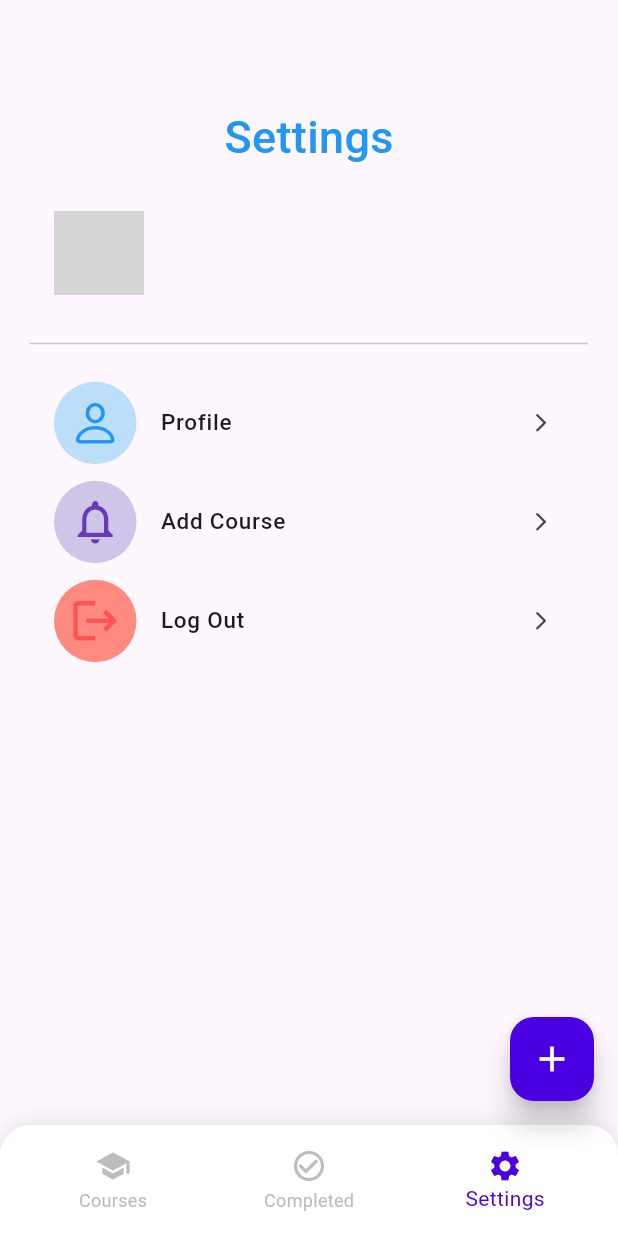
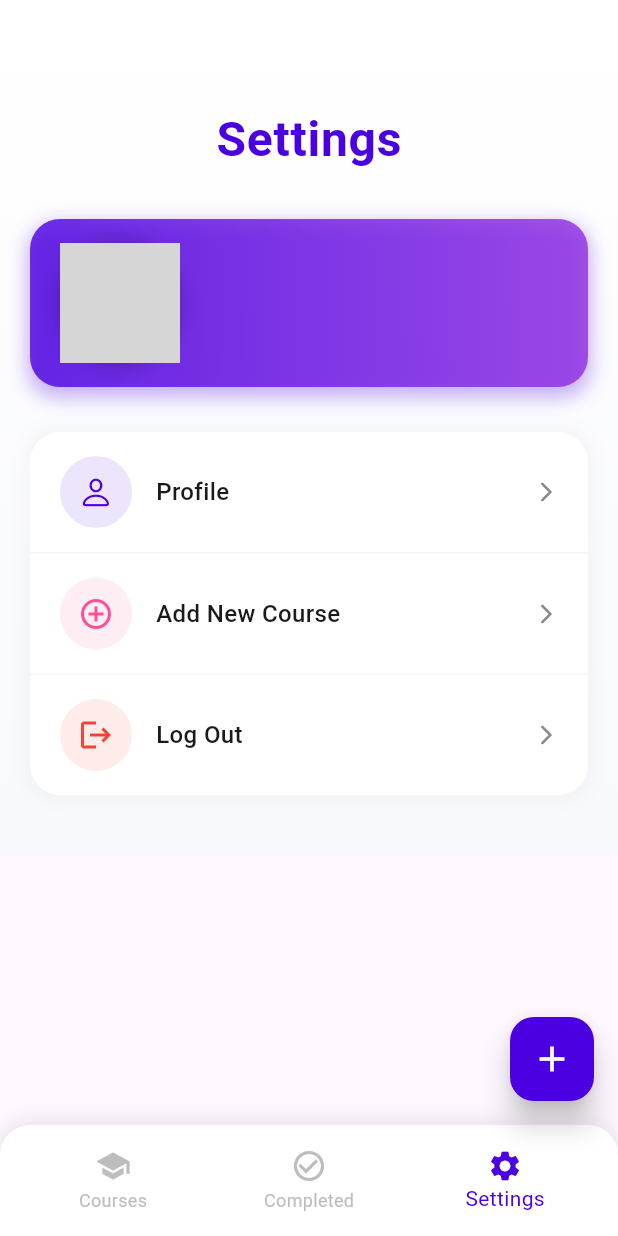
Before and after one commit to jamalihassan0307/Course-Tracker-SQL, a Flutter app: the HomeScreen screen opened directly, item 3 of the bottom bar chosen, on a phone screen of 412 x 824 dp. Run offline on Flutter 3.47's test engine with Material 3 defaults, Android fonts, the phone set to English and light mode, and no system bars; drawn by our look-alikes of flutter_animate; our stand-ins replace animated_text_kit, fluttertoast, get, image_picker, shared_preferences, sqflite; accounts and stored records are empty; network calls fail; grey boxes are pictures that could not be loaded.

Commit message:
Refactor SettingsScreen to enhance UI and user experience. Updated layout with a gradient background, improved text styling, and added animations for smoother transitions. Introduced a settings tile structure for better organization and interaction, including a logout confirmation dialog.

```diff
--- a/lib/screen/settingScreen.dart
+++ b/lib/screen/settingScreen.dart
@@ -7,169 +7,306 @@ import 'package:course_tracker/screen/loginScreen.dart';
 import 'package:course_tracker/screen/addfood.dart';
 import 'package:course_tracker/screen/nev_bar/profile.dart';
 import 'package:course_tracker/widget/constants/staticdata.dart';
+import 'package:course_tracker/widget/constants/strings.dart';
+import 'package:course_tracker/widget/theme/app_colors.dart';
+import 'package:flutter_animate/flutter_animate.dart';
 
 class SettingsScreen extends StatelessWidget {
   const SettingsScreen({super.key});
 
   @override
   Widget build(BuildContext context) {
-    return SingleChildScrollView(
+    final height = MediaQuery.of(context).size.height;
+    final width = MediaQuery.of(context).size.width;
+
+    return Container(
+      decoration: BoxDecoration(
+        gradient: LinearGradient(
+          begin: Alignment.topCenter,
+          end: Alignment.bottomCenter,
+          colors: [
+            Colors.white,
+            AppColors.background,
+          ],
+        ),
+      ),
+      child: SingleChildScrollView(
+        physics: const BouncingScrollPhysics(),
         child: Padding(
           padding: const EdgeInsets.only(top: 70, left: 20, right: 20),
           child: Column(
             mainAxisAlignment: MainAxisAlignment.start,
             children: [
-            const Text(
-              ""
-              "Settings",
-              style: TextStyle(
-                fontWeight: FontWeight.w500,
-                fontSize: 30,
-                color: Colors.blue,
+              Text(
+                Strings.settingsTitle,
+                style: const TextStyle(
+                  fontWeight: FontWeight.bold,
+                  fontSize: 32,
+                  color: AppColors.primary,
+                  letterSpacing: 0.5,
+                ),
+              ).animate().fadeIn(duration: const Duration(milliseconds: 600)),
+
+              const SizedBox(height: 30),
+
+              // Profile card
+              Container(
+                padding: const EdgeInsets.symmetric(vertical: 16, horizontal: 20),
+                decoration: BoxDecoration(
+                  gradient: LinearGradient(
+                    colors: [
+                      AppColors.primary.withOpacity(0.8),
+                      AppColors.primaryLight.withOpacity(0.8),
+                    ],
+                  ),
+                  borderRadius: BorderRadius.circular(20),
+                  boxShadow: [
+                    BoxShadow(
+                      color: AppColors.primary.withOpacity(0.3),
+                      blurRadius: 10,
+                      spreadRadius: 2,
+                      offset: const Offset(0, 5),
+                    ),
+                  ],
+                ),
+                child: Row(
+                  children: [
+                    Hero(
+                      tag: 'profile_image',
+                      child: Container(
+                        height: 80,
+                        width: 80,
+                        decoration: BoxDecoration(
+                          shape: BoxShape.circle,
+                          border: Border.all(color: Colors.white, width: 3),
+                          boxShadow: [
+                            BoxShadow(
+                              color: Colors.black.withOpacity(0.2),
+                              blurRadius: 10,
+                              spreadRadius: 2,
+                            ),
+                          ],
+                          image: DecorationImage(
+                            image: FileImage(File(StaticData.model!.image)),
+                            fit: BoxFit.cover,
                           ),
                         ),
-            const SizedBox(
-              height: 20,
                       ),
-            ListTile(
-              // focusColor: Colors.amber,
-              leading: CircleAvatar(
-                radius: 30,
-                backgroundImage: FileImage(File(StaticData.model!.image)),
                     ),
-              title: Text(
-                ""
+                    const SizedBox(width: 20),
+                    Expanded(
+                      child: Column(
+                        crossAxisAlignment: CrossAxisAlignment.start,
+                        children: [
+                          Text(
                             "${StaticData.model!.username}",
                             style: const TextStyle(
-                  fontSize: 23,
-                  fontWeight: FontWeight.w500,
+                              fontSize: 24,
+                              fontWeight: FontWeight.bold,
+                              color: Colors.white,
                             ),
                           ),
-              subtitle: Text(StaticData.model!.email),
+                          const SizedBox(height: 5),
+                          Text(
+                            StaticData.model!.email,
+                            style: TextStyle(
+                              fontSize: 16,
+                              color: Colors.white.withOpacity(0.9),
                             ),
-            const Divider(
-              height: 50,
                           ),
-            ListTile(
+                        ],
+                      ),
+                    ),
+                  ],
+                ),
+              ).animate().fadeIn(
+                delay: const Duration(milliseconds: 300),
+                duration: const Duration(milliseconds: 600),
+              ).moveY(
+                begin: 30,
+                end: 0,
+                delay: const Duration(milliseconds: 300),
+                duration: const Duration(milliseconds: 600),
+                curve: Curves.easeOutQuad,
+              ),
+
+              const SizedBox(height: 30),
+
+              // Settings options
+              Container(
+                decoration: BoxDecoration(
+                  color: Colors.white,
+                  borderRadius: BorderRadius.circular(20),
+                  boxShadow: [
+                    BoxShadow(
+                      color: Colors.grey.withOpacity(0.1),
+                      blurRadius: 10,
+                      spreadRadius: 2,
+                    ),
+                  ],
+                ),
+                child: Column(
+                  children: [
+                    _buildSettingsTile(
+                      context,
+                      title: Strings.profileOption,
+                      icon: CupertinoIcons.person,
+                      iconColor: AppColors.primary,
+                      backgroundColor: AppColors.primary.withOpacity(0.1),
                       onTap: () {
                         Navigator.push(
                           context,
                           MaterialPageRoute(
                             builder: (context) => const Profile(),
-                    ));
+                          ),
+                        );
                       },
-              leading: Container(
-                padding: const EdgeInsets.all(10),
-                decoration: BoxDecoration(
-                  color: Colors.blue.shade100,
-                  shape: BoxShape.circle,
+                      delay: 600,
                     ),
-                child: const Icon(
-                  CupertinoIcons.person,
-                  color: Colors.blue,
-                  size: 35,
-                ),
-              ),
-              title: const Text(
-                "Profile",
-                style: TextStyle(
-                  fontWeight: FontWeight.w500,
-                  fontSize: 15,
-                ),
-              ),
-              trailing: InkWell(
-                  onTap: () {
-                    Navigator.push(
+
+                    Divider(color: Colors.grey.withOpacity(0.1), height: 1),
+
+                    _buildSettingsTile(
                       context,
-                        MaterialPageRoute(
-                          builder: (context) => const Profile(),
-                        ));
-                  },
-                  child: const Icon(
-                    Icons.arrow_forward_ios_rounded,
-                    size: 15,
-                  )),
-            ),
-            const SizedBox(
-              height: 10,
-            ),
-            ListTile(
+                      title: Strings.addCourseOption,
+                      icon: Icons.add_circle_outline,
+                      iconColor: AppColors.accent,
+                      backgroundColor: AppColors.accent.withOpacity(0.1),
                       onTap: () {
                         Navigator.push(
                           context,
                           MaterialPageRoute(
                             builder: (context) => const AddData(),
-                    ));
+                          ),
+                        );
                       },
-              leading: Container(
-                padding: const EdgeInsets.all(10),
+                      delay: 800,
+                    ),
+
+                    Divider(color: Colors.grey.withOpacity(0.1), height: 1),
+
+                    _buildSettingsTile(
+                      context,
+                      title: Strings.logoutOption,
+                      icon: Icons.logout,
+                      iconColor: Colors.red,
+                      backgroundColor: Colors.red.withOpacity(0.1),
+                      onTap: () {
+                        _showLogoutDialog(context);
+                      },
+                      delay: 1000,
+                    ),
+                  ],
+                ),
+              ),
+
+              SizedBox(height: height * 0.05),
+            ],
+          ),
+        ),
+      ),
+    );
+  }
+
+  Widget _buildSettingsTile(
+    BuildContext context, {
+    required String title,
+    required IconData icon,
+    required Color iconColor,
+    required Color backgroundColor,
+    required Function() onTap,
+    required int delay,
+  }) {
+    return InkWell(
+      onTap: onTap,
+      borderRadius: BorderRadius.circular(20),
+      child: Padding(
+        padding: const EdgeInsets.symmetric(vertical: 16, horizontal: 20),
+        child: Row(
+          children: [
+            Container(
+              padding: const EdgeInsets.all(12),
               decoration: BoxDecoration(
-                  color: Colors.deepPurple.shade100,
+                color: backgroundColor,
                 shape: BoxShape.circle,
               ),
-                child: const Icon(
-                  Icons.notifications_none_outlined,
-                  color: Colors.deepPurple,
-                  size: 35,
+              child: Icon(
+                icon,
+                color: iconColor,
+                size: 24,
               ),
             ),
-              title: const Text(
-                "Add Course",
-                style: TextStyle(
+            const SizedBox(width: 16),
+            Text(
+              title,
+              style: const TextStyle(
                 fontWeight: FontWeight.w500,
-                  fontSize: 15,
+                fontSize: 16,
+                color: AppColors.textDark,
               ),
             ),
-              trailing: const Icon(
+            const Spacer(),
+            Icon(
               Icons.arrow_forward_ios_rounded,
-                size: 15,
+              size: 16,
+              color: AppColors.textLight,
+            ),
+          ],
         ),
       ),
-            const SizedBox(
-              height: 10,
+    ).animate().fadeIn(
+      delay: Duration(milliseconds: delay),
+      duration: const Duration(milliseconds: 600),
+    ).moveX(
+      begin: 30,
+      end: 0,
+      delay: Duration(milliseconds: delay),
+      duration: const Duration(milliseconds: 600),
+      curve: Curves.easeOutQuad,
+    );
+  }
+
+  // Logout confirmation dialog
+  void _showLogoutDialog(BuildContext context) {
+    showDialog(
+      context: context,
+      builder: (context) => AlertDialog(
+        title: const Text("Logout Confirmation"),
+        content: const Text("Are you sure you want to log out?"),
+        shape: RoundedRectangleBorder(borderRadius: BorderRadius.circular(16)),
+        actions: [
+          TextButton(
+            onPressed: () => Navigator.pop(context),
+            child: const Text(
+              "CANCEL",
+              style: TextStyle(color: AppColors.textMedium),
             ),
-
-
-            ListTile(
-              onTap: () {
-
-
+          ),
+          ElevatedButton(
+            onPressed: () {
               StaticData.clearCredentials();
+              Navigator.pop(context);
               Navigator.pushAndRemoveUntil(
                 context,
                 MaterialPageRoute(
                   builder: (context) => const LoginScreen(),
                 ),
-                  (route) => true,
+                (route) => false,
               );
             },
-              leading: Container(
-                padding: const EdgeInsets.all(10),
-                decoration: BoxDecoration(
-                  color: Colors.redAccent.shade100,
-                  shape: BoxShape.circle,
-                ),
-                child: const Icon(
-                  Icons.logout,
-                  color: Colors.redAccent,
-                  size: 35,
+            style: ElevatedButton.styleFrom(
+              backgroundColor: AppColors.primary,
+              shape: RoundedRectangleBorder(
+                borderRadius: BorderRadius.circular(8),
               ),
             ),
-              title: const Text(
-                "Log Out",
-                style: TextStyle(
-                  fontWeight: FontWeight.w500,
-                  fontSize: 15,
-                ),
-              ),
-              trailing: const Icon(
-                Icons.arrow_forward_ios_rounded,
-                size: 15,
+            child: const Text(
+              "LOGOUT",
+              style: TextStyle(color: Colors.white),
             ),
           ),
         ],
       ),
-      ),
     );
   }
 }
```
Lines whose indentation alone changed are shown as unchanged.
